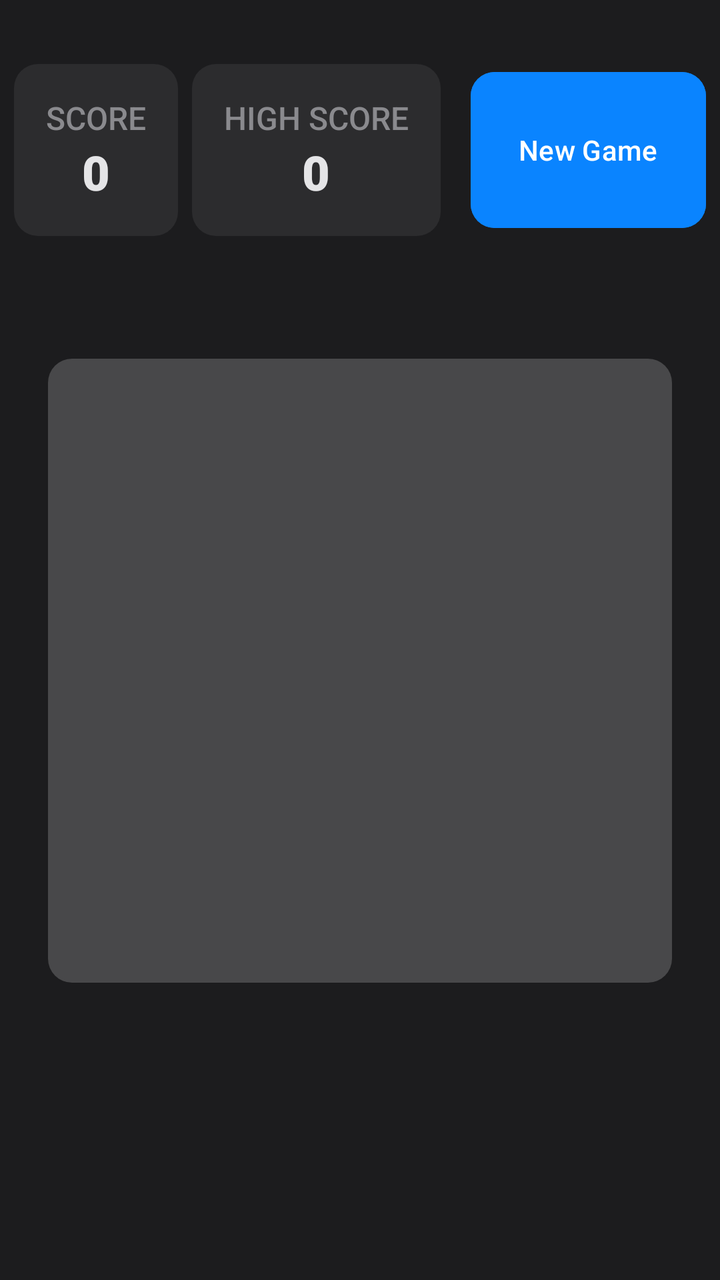
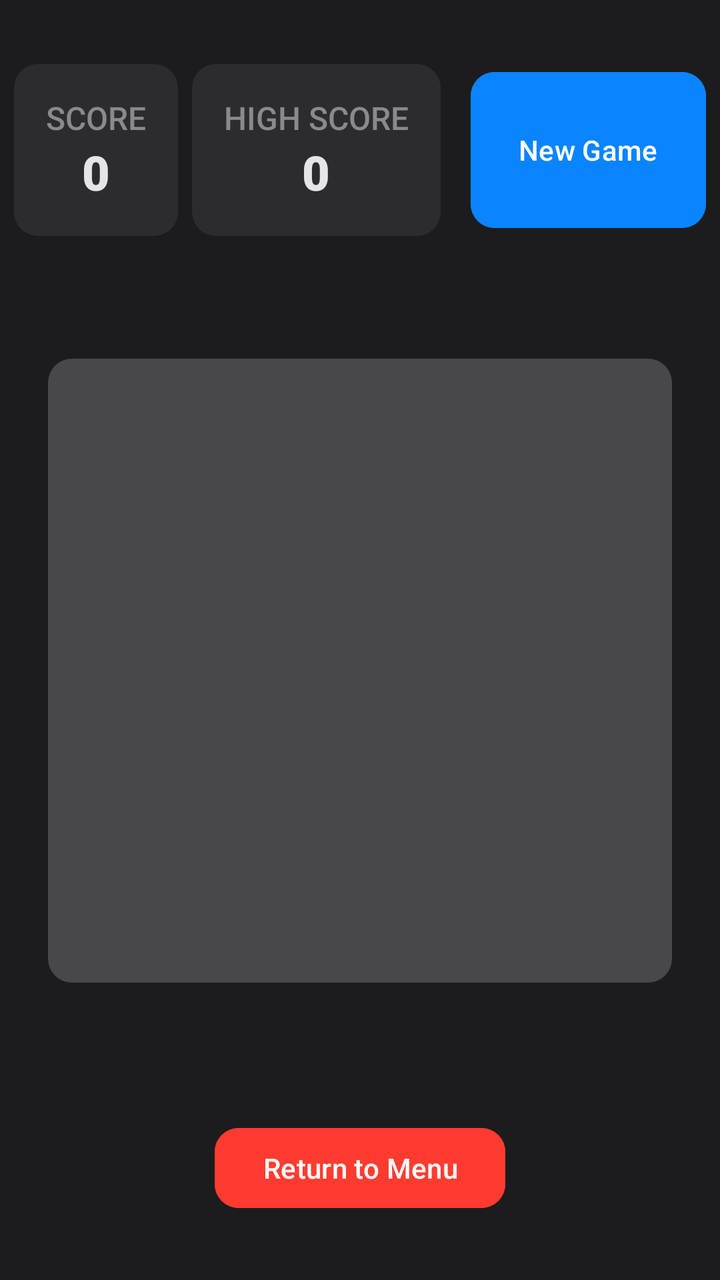

Compare the two renders of this Android layout. The source of the first and the diff that turns it into the second are given below.
<!-- AndroidManifest.xml: application theme Theme.MyApplication -->
<!-- res/layout/activity_game.xml -->
<?xml version="1.0" encoding="utf-8"?>
<androidx.constraintlayout.widget.ConstraintLayout xmlns:android="http://schemas.android.com/apk/res/android"
    xmlns:app="http://schemas.android.com/apk/res-auto"
    xmlns:tools="http://schemas.android.com/tools"
    android:layout_width="match_parent"
    android:layout_height="match_parent"
    android:background="#1C1C1E"
    tools:context=".GameActivity">

    
    <LinearLayout
        android:id="@+id/scoreContainer"
        android:layout_width="wrap_content"
        android:layout_height="wrap_content"
        android:layout_marginTop="32dp"
        android:background="@drawable/rounded_corner_view"
        android:backgroundTint="#2C2C2E"
        android:orientation="vertical"
        android:padding="16dp"
        app:layout_constraintEnd_toStartOf="@+id/highScoreContainer"
        app:layout_constraintHorizontal_chainStyle="spread"
        app:layout_constraintStart_toStartOf="parent"
        app:layout_constraintTop_toTopOf="parent">

        <TextView
            android:layout_width="match_parent"
            android:layout_height="wrap_content"
            android:fontFamily="sans-serif-medium"
            android:gravity="center"
            android:text="SCORE"
            android:textColor="#8A8A8E"
            android:textSize="16sp" />

        <TextView
            android:id="@+id/tvScore"
            android:layout_width="match_parent"
            android:layout_height="wrap_content"
            android:fontFamily="sans-serif-black"
            android:gravity="center"
            android:text="0"
            android:textColor="#E5E5E7"
            android:textSize="24sp" />
    </LinearLayout>

    
    <LinearLayout
        android:id="@+id/highScoreContainer"
        android:layout_width="wrap_content"
        android:layout_height="wrap_content"
        android:layout_marginTop="32dp"
        android:background="@drawable/rounded_corner_view"
        android:backgroundTint="#2C2C2E"
        android:orientation="vertical"
        android:padding="16dp"
        app:layout_constraintEnd_toStartOf="@+id/btnNewGame"
        app:layout_constraintStart_toEndOf="@+id/scoreContainer"
        app:layout_constraintTop_toTopOf="parent">

        <TextView
            android:layout_width="match_parent"
            android:layout_height="wrap_content"
            android:fontFamily="sans-serif-medium"
            android:gravity="center"
            android:text="HIGH SCORE"
            android:textColor="#8A8A8E"
            android:textSize="16sp" />

        <TextView
            android:id="@+id/tvHighScore"
            android:layout_width="match_parent"
            android:layout_height="wrap_content"
            android:fontFamily="sans-serif-black"
            android:gravity="center"
            android:text="0"
            android:textColor="#E5E5E7"
            android:textSize="24sp" />
    </LinearLayout>

    
    <Button
        android:id="@+id/btnNewGame"
        android:layout_width="wrap_content"
        android:layout_height="0dp"
        android:layout_marginStart="8dp"
        android:layout_marginTop="32dp"
        android:backgroundTint="#0A84FF"
        android:fontFamily="sans-serif-medium"
        android:text="New Game"
        android:textAllCaps="false"
        app:cornerRadius="12dp"
        app:layout_constraintBottom_toBottomOf="@+id/highScoreContainer"
        app:layout_constraintEnd_toEndOf="parent"
        app:layout_constraintStart_toEndOf="@+id/highScoreContainer"
        app:layout_constraintTop_toTopOf="parent" />

    
    <GridView
        android:id="@+id/gameGrid"
        android:layout_width="0dp"
        android:layout_height="0dp"
        android:layout_marginStart="24dp"
        android:layout_marginTop="32dp"
        android:layout_marginEnd="24dp"
        android:layout_marginBottom="32dp"
        android:background="@drawable/rounded_corner_view"
        android:backgroundTint="#48484A"
        android:numColumns="4"
        android:padding="8dp"
        app:layout_constraintBottom_toBottomOf="parent"
        app:layout_constraintDimensionRatio="1:1"
        app:layout_constraintEnd_toEndOf="parent"
        app:layout_constraintStart_toStartOf="parent"
        app:layout_constraintTop_toBottomOf="@id/highScoreContainer"
        app:layout_constraintVertical_bias="0.2" />

</androidx.constraintlayout.widget.ConstraintLayout>
<!-- resources referenced by this layout -->
<resources>
  <!-- drawable rounded_corner_view (drawable) -->
  <?xml version="1.0" encoding="utf-8"?>
  <shape xmlns:android="http://schemas.android.com/apk/res/android">
      <corners android:radius="12dp" />
  </shape>
  <style name="Theme.MyApplication" parent="Base.Theme.MyApplication" />
  <style name="Base.Theme.MyApplication" parent="Theme.Material3.DayNight.NoActionBar">
          
          
      </style>
</resources>

<!-- the commit's change to res/layout/activity_game.xml (unified diff, before → after) -->
@@ -113,4 +113,16 @@
         app:layout_constraintTop_toBottomOf="@id/highScoreContainer"
         app:layout_constraintVertical_bias="0.2" />
 
+    <Button
+        android:id="@+id/btnReturn"
+        android:layout_width="wrap_content"
+        android:layout_height="wrap_content"
+        android:layout_marginBottom="32dp"
+        android:backgroundTint="#FF3B30"
+        android:text="Return to Menu"
+        android:textAllCaps="false"
+        app:cornerRadius="12dp"
+        app:layout_constraintBottom_toBottomOf="parent"
+        app:layout_constraintEnd_toEndOf="parent"
+        app:layout_constraintStart_toStartOf="parent" />
 </androidx.constraintlayout.widget.ConstraintLayout>
